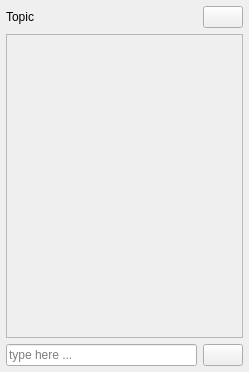
Qt form src/Common/gui/chat/ChatPanel.ui (elieserdejesus/JamTaba) before a commit.
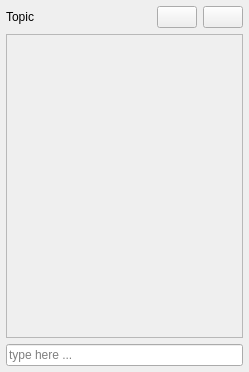
The same form after that commit.

Commit message: :art: Placing chat buttons in top right corner

Patch:
```diff
--- a/src/Common/gui/chat/ChatPanel.ui
+++ b/src/Common/gui/chat/ChatPanel.ui
@@ -29,33 +29,7 @@
    <property name="horizontalSpacing">
     <number>6</number>
    </property>
-   <item row="2" column="0">
-    <widget class="QLineEdit" name="chatText">
-     <property name="accessibleDescription">
-      <string>Type your text to sent on the chat here</string>
-     </property>
-     <property name="placeholderText">
-      <string>type here ...</string>
-     </property>
-    </widget>
-   </item>
-   <item row="2" column="1">
-    <widget class="QPushButton" name="buttonAutoTranslate">
-     <property name="toolTip">
-      <string>Auto translate</string>
-     </property>
-     <property name="accessibleDescription">
-      <string>Turn on/off the auto translation for chat messages</string>
-     </property>
-     <property name="text">
-      <string/>
-     </property>
-     <property name="checkable">
-      <bool>true</bool>
-     </property>
-    </widget>
-   </item>
-   <item row="1" column="0" colspan="2">
+   <item row="1" column="0" colspan="3">
     <widget class="QScrollArea" name="chatScroll">
      <property name="sizePolicy">
       <sizepolicy hsizetype="Preferred" vsizetype="Expanding">
@@ -87,14 +61,20 @@
         <x>0</x>
         <y>0</y>
         <width>235</width>
-        <height>300</height>
+        <height>303</height>
        </rect>
       </property>
      </widget>
     </widget>
    </item>
-   <item row="0" column="1">
+   <item row="0" column="2" alignment="Qt::AlignTop">
     <widget class="QPushButton" name="buttonClear">
+     <property name="sizePolicy">
+      <sizepolicy hsizetype="Maximum" vsizetype="Fixed">
+       <horstretch>0</horstretch>
+       <verstretch>0</verstretch>
+      </sizepolicy>
+     </property>
      <property name="toolTip">
       <string>clear the messages ...</string>
      </property>
@@ -128,6 +108,38 @@
      </property>
     </widget>
    </item>
+   <item row="0" column="1" alignment="Qt::AlignTop">
+    <widget class="QPushButton" name="buttonAutoTranslate">
+     <property name="sizePolicy">
+      <sizepolicy hsizetype="Maximum" vsizetype="Fixed">
+       <horstretch>0</horstretch>
+       <verstretch>0</verstretch>
+      </sizepolicy>
+     </property>
+     <property name="toolTip">
+      <string>Auto translate</string>
+     </property>
+     <property name="accessibleDescription">
+      <string>Turn on/off the auto translation for chat messages</string>
+     </property>
+     <property name="text">
+      <string/>
+     </property>
+     <property name="checkable">
+      <bool>true</bool>
+     </property>
+    </widget>
+   </item>
+   <item row="2" column="0" colspan="3">
+    <widget class="QLineEdit" name="chatText">
+     <property name="accessibleDescription">
+      <string>Type your text to sent on the chat here</string>
+     </property>
+     <property name="placeholderText">
+      <string>type here ...</string>
+     </property>
+    </widget>
+   </item>
   </layout>
  </widget>
  <resources/>
```
